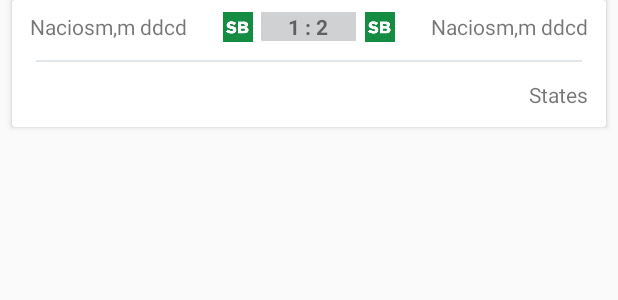
After one commit to Samuel-Samir/Capstone-Project, an Android app: the layout match_item.xml on its own in the app's theme, with its tools: preview values and no code run, on a phone screen of 412 x 824 dp. The commit adds this screen. Shown: the top 300 px of the screen. Run offline under Robolectric (Android 15) with nearby library versions, the phone set to English and light mode, and no system bars.

Commit message:
adding league matches fragments

```diff
--- a/SoccerNow/app/src/main/java/samuel/example/com/soccernow/adapter/LeagueTableAdapter.java
+++ b/SoccerNow/app/src/main/java/samuel/example/com/soccernow/adapter/LeagueTableAdapter.java
@@ -6,16 +6,12 @@ import android.view.LayoutInflater;
 import android.view.View;
 import android.view.ViewGroup;
 import android.widget.ImageView;
-import android.widget.LinearLayout;
 import android.widget.TextView;
-
-import com.squareup.picasso.Picasso;
 
 import java.util.List;
 
 import samuel.example.com.soccernow.R;
-import samuel.example.com.soccernow.model.articleModel.Article;
-import samuel.example.com.soccernow.model.football.LeagueData;
+import samuel.example.com.soccernow.model.football.leagueTable.LeagueData;
 
 /**
  * Created by samuel on 7/12/2017.
--- a/SoccerNow/app/src/main/java/samuel/example/com/soccernow/model/football/LeagueData.java
+++ b/SoccerNow/app/src/main/java/samuel/example/com/soccernow/model/football/leagueTable/LeagueData.java
@@ -1,4 +1,4 @@
-package samuel.example.com.soccernow.model.football;
+package samuel.example.com.soccernow.model.football.leagueTable;
 
 import com.google.gson.annotations.SerializedName;
 
--- a/SoccerNow/app/src/main/java/samuel/example/com/soccernow/model/football/LeagueTableResponse.java
+++ b/SoccerNow/app/src/main/java/samuel/example/com/soccernow/model/football/leagueTable/LeagueTableResponse.java
@@ -1,8 +1,10 @@
-package samuel.example.com.soccernow.model.football;
+package samuel.example.com.soccernow.model.football.leagueTable;
 
 import com.google.gson.annotations.SerializedName;
 
 import java.util.List;
+
+import samuel.example.com.soccernow.model.football.leagueTable.LeagueData;
 
 /**
  * Created by samuel on 7/12/2017.
--- a/SoccerNow/app/src/main/java/samuel/example/com/soccernow/view/football/LeagueTableFragment.java
+++ b/SoccerNow/app/src/main/java/samuel/example/com/soccernow/view/football/LeagueTableFragment.java
@@ -4,7 +4,6 @@ import android.os.Bundle;
 import android.support.v4.app.Fragment;
 import android.support.v7.widget.LinearLayoutManager;
 import android.support.v7.widget.RecyclerView;
-import android.support.v7.widget.StaggeredGridLayoutManager;
 import android.view.LayoutInflater;
 import android.view.View;
 import android.view.ViewGroup;
@@ -17,11 +16,9 @@ import retrofit2.Callback;
 import retrofit2.Response;
 import samuel.example.com.soccernow.R;
 import samuel.example.com.soccernow.adapter.LeagueTableAdapter;
-import samuel.example.com.soccernow.adapter.NewsAdapter;
 import samuel.example.com.soccernow.model.ApiInterface;
-import samuel.example.com.soccernow.model.football.LeagueTableResponse;
+import samuel.example.com.soccernow.model.football.leagueTable.LeagueTableResponse;
 
-import static samuel.example.com.soccernow.view.ContentActivity.CHAMPIONTYPE;
 import static samuel.example.com.soccernow.view.football.LeagueFragment.LEAGUE_CODE;
 import static samuel.example.com.soccernow.view.football.LeagueFragment.LEAGUE_NEMA;
 
@@ -31,7 +28,6 @@ public class LeagueTableFragment extends Fragment {
     private String leagueNmae;
     private TextView leagueTextView;
     private ImageView leagueImageView;
-
     private RecyclerView mRecyclerView;
     private LeagueTableAdapter leagueTableAdapter;
 
--- a/SoccerNow/app/src/main/res/layout/league_table_item.xml
+++ b/SoccerNow/app/src/main/res/layout/league_table_item.xml
@@ -3,7 +3,6 @@
     android:layout_height="wrap_content"
     android:layout_marginEnd="@dimen/dp_8"
     android:layout_marginStart="@dimen/dp_8"
-    android:orientation="vertical"
     xmlns:android="http://schemas.android.com/apk/res/android">
 
 <LinearLayout
--- /dev/null
+++ b/SoccerNow/app/src/main/res/layout/match_item.xml
@@ -0,0 +1,147 @@
+<?xml version="1.0" encoding="utf-8"?>
+<android.support.v7.widget.CardView
+    xmlns:android="http://schemas.android.com/apk/res/android"
+    android:layout_width="match_parent"
+    android:layout_height="wrap_content"
+    android:layout_marginEnd="@dimen/dp_8"
+    android:layout_marginStart="@dimen/dp_8"
+    android:layout_marginBottom="@dimen/dp_8"
+
+    >
+    <LinearLayout
+        android:layout_width="match_parent"
+        android:layout_height="match_parent"
+        android:orientation="vertical"
+        >
+
+
+        <LinearLayout
+            android:layout_width="match_parent"
+            android:layout_height="wrap_content"
+            android:orientation="horizontal"
+            android:weightSum="3"
+            android:padding="@dimen/dp_8"
+            android:gravity="center"
+
+            >
+            <TextView
+                android:layout_width="0dp"
+                android:layout_weight="1"
+                android:layout_height="wrap_content"
+                android:id="@+id/firstTeam"
+                android:text="Naciosm,m ddcd"
+                android:paddingStart="@dimen/dp_4"
+                android:paddingEnd="@dimen/dp_4"
+                android:gravity="start"
+                android:textSize="@dimen/defult_text_size"
+
+
+                />
+
+            <ImageView
+                android:layout_width="0dp"
+                android:layout_weight=".25"
+                android:layout_height="20dp"
+                android:src="@drawable/sb"
+                android:id="@+id/firstTeamImage"
+                android:paddingStart="@dimen/dp_4"
+                android:paddingEnd="@dimen/dp_4"
+                android:gravity="center"
+
+                />
+
+            <TextView
+                android:layout_width="0dp"
+                android:layout_weight=".5"
+                android:layout_height="wrap_content"
+                android:id="@+id/result"
+                android:text="1 : 2"
+                android:textStyle="bold"
+                android:background="@color/result_color"
+                android:gravity="center"
+                android:textSize="@dimen/defult_text_size"
+
+
+                />
+
+            <ImageView
+                android:layout_width="0dp"
+                android:layout_weight=".25"
+                android:layout_height="20dp"
+                android:src="@drawable/sb"
+                android:id="@+id/secondTeamImage"
+                android:paddingStart="@dimen/dp_4"
+                android:paddingEnd="@dimen/dp_4"
+                android:gravity="center"
+
+                />
+
+            <TextView
+                android:layout_width="0dp"
+                android:layout_weight="1"
+                android:layout_height="wrap_content"
+                android:id="@+id/secondTeam"
+                android:text="Naciosm,m ddcd"
+                android:paddingStart="@dimen/dp_4"
+                android:paddingEnd="@dimen/dp_4"
+                android:gravity="end"
+                android:textSize="@dimen/defult_text_size"
+
+
+                />
+        </LinearLayout>
+
+       <View
+           android:layout_width="match_parent"
+           android:layout_height="1dp"
+           android:background="@color/layout_background"
+           android:layout_marginStart="@dimen/dp_16"
+           android:layout_marginEnd="@dimen/dp_16"
+           android:layout_marginTop="@dimen/dp_4"
+           />
+
+        <LinearLayout
+            android:layout_width="match_parent"
+            android:layout_height="wrap_content"
+            android:orientation="horizontal"
+            android:padding="@dimen/dp_8"
+            android:weightSum="3"
+            >
+            <TextView
+                android:layout_width="0dp"
+                android:layout_weight="1"
+                android:layout_height="wrap_content"
+                android:id="@+id/status"
+                android:gravity="start"
+                android:padding="@dimen/dp_4"
+                android:textSize="@dimen/defult_text_size"
+
+
+                />
+
+            <TextView
+                android:layout_width="0dp"
+                android:layout_weight="1"
+                android:layout_height="wrap_content"
+                />
+
+            <TextView
+                android:layout_width="0dp"
+                android:layout_weight="1"
+                android:layout_height="wrap_content"
+                android:text="States"
+                android:id="@+id/date"
+                android:gravity="end"
+                android:padding="@dimen/dp_4"
+                android:textSize="@dimen/defult_text_size"
+
+
+                />
+
+
+        </LinearLayout>
+
+    </LinearLayout>
+
+
+</android.support.v7.widget.CardView>
--- a/SoccerNow/app/src/main/res/values/colors.xml
+++ b/SoccerNow/app/src/main/res/values/colors.xml
@@ -7,6 +7,8 @@
     <color name="transparent_white">#80FFFFFF</color>
     <color name="red">#e74c3c</color>
     <color name="black">#000000</color>
+    <color name="result_color">#cfd1d2</color>
+    <color name="not_yet">#f3f0f261</color>
 
 
 </resources>
--- a/SoccerNow/app/src/main/res/values/strings.xml
+++ b/SoccerNow/app/src/main/res/values/strings.xml
@@ -24,6 +24,7 @@
     <string name="snackbar_message_disconnected">No Internet Connection</string>
     <string name="matches">Matches</string>
     <string name="leagueTable">League Table</string>
+    <string name="notYet">Not yet</string>
 
 
     <!-- TODO: Remove or change this placeholder text -->
```
Also changed, not shown: SoccerNow/app/src/main/java/samuel/example/com/soccernow/adapter/LeagueMatchAdapter.java (added, +124 -0 lines), SoccerNow/app/src/main/java/samuel/example/com/soccernow/model/ApiInterface.java (+7 -4 lines), SoccerNow/app/src/main/java/samuel/example/com/soccernow/model/football/leagueMatches/LeagueMatchesResponse.java (added, +25 -0 lines), SoccerNow/app/src/main/java/samuel/example/com/soccernow/model/football/leagueMatches/MatchResult.java (added, +32 -0 lines), SoccerNow/app/src/main/java/samuel/example/com/soccernow/model/football/leagueMatches/MatcheData.java (added, +61 -0 lines), SoccerNow/app/src/main/java/samuel/example/com/soccernow/view/football/MatchesFragment.java (+53 -4 lines), SoccerNow/app/src/main/res/layout/fragment_matches.xml (+35 -7 lines).
